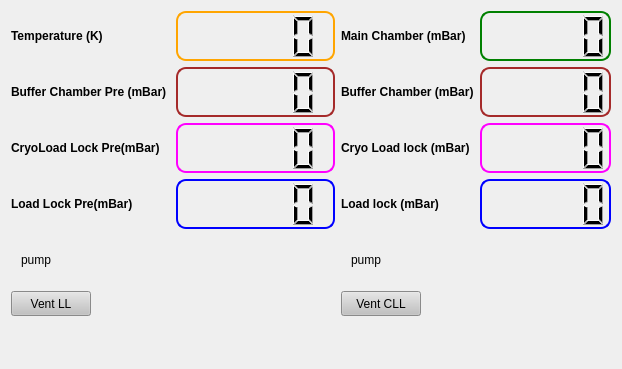
Above: pyccapt/files/PyQt6_UI/gui_pumps_vacuum.ui from mmonajem/pyoxcart before the change. Below: the same form after it.
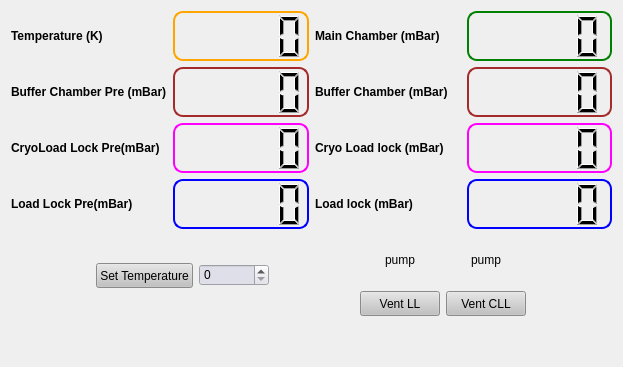
That is the form after the change.

```diff
--- a/pyccapt/files/PyQt6_UI/gui_pumps_vacuum.ui
+++ b/pyccapt/files/PyQt6_UI/gui_pumps_vacuum.ui
@@ -6,23 +6,19 @@
             <rect>
                 <x>0</x>
                 <y>0</y>
-                <width>620</width>
-                <height>369</height>
+                <width>623</width>
+                <height>367</height>
             </rect>
         </property>
         <property name="windowTitle">
             <string>Form</string>
         </property>
-        <layout class="QGridLayout" name="gridLayout_2">
+        <layout class="QGridLayout" name="gridLayout_6">
+            <item row="0" column="0">
+                <layout class="QGridLayout" name="gridLayout_5">
             <item row="0" column="0">
                 <layout class="QGridLayout" name="gridLayout">
                     <item row="0" column="0">
-                        <layout class="QVBoxLayout" name="verticalLayout_8">
-                            <item>
-                                <layout class="QHBoxLayout" name="horizontalLayout_2">
-                                    <item>
-                                        <layout class="QVBoxLayout" name="verticalLayout_4">
-                                            <item>
                                                 <widget class="QLabel" name="label_215">
                                                     <property name="font">
                                                         <font>
@@ -34,7 +30,31 @@
                                                     </property>
                                                 </widget>
                                             </item>
-                                            <item>
+                            <item row="0" column="1">
+                                <widget class="QLCDNumber" name="temp">
+                                    <property name="sizePolicy">
+                                        <sizepolicy hsizetype="Preferred" vsizetype="Preferred">
+                                            <horstretch>0</horstretch>
+                                            <verstretch>0</verstretch>
+                                        </sizepolicy>
+                                    </property>
+                                    <property name="minimumSize">
+                                        <size>
+                                            <width>100</width>
+                                            <height>50</height>
+                                        </size>
+                                    </property>
+                                    <property name="styleSheet">
+                                        <string notr="true">QLCDNumber{
+                                                            border: 2px solid orange;
+                                                            border-radius: 10px;
+                                                            padding: 0 8px;
+                                                            }
+                                        </string>
+                                    </property>
+                                </widget>
+                            </item>
+                            <item row="1" column="0">
                                                 <widget class="QLabel" name="label_214">
                                                     <property name="font">
                                                         <font>
@@ -46,7 +66,36 @@
                                                     </property>
                                                 </widget>
                                             </item>
-                                            <item>
+                            <item row="1" column="1">
+                                <widget class="QLCDNumber" name="vacuum_buffer_back">
+                                    <property name="sizePolicy">
+                                        <sizepolicy hsizetype="Preferred" vsizetype="Preferred">
+                                            <horstretch>0</horstretch>
+                                            <verstretch>0</verstretch>
+                                        </sizepolicy>
+                                    </property>
+                                    <property name="minimumSize">
+                                        <size>
+                                            <width>100</width>
+                                            <height>50</height>
+                                        </size>
+                                    </property>
+                                    <property name="font">
+                                        <font>
+                                            <pointsize>8</pointsize>
+                                        </font>
+                                    </property>
+                                    <property name="styleSheet">
+                                        <string notr="true">QLCDNumber{
+                                                            border: 2px solid brown;
+                                                            border-radius: 10px;
+                                                            padding: 0 8px;
+                                                            }
+                                                        </string>
+                                    </property>
+                                </widget>
+                            </item>
+                            <item row="2" column="0">
                                                 <widget class="QLabel" name="label_217">
                                                     <property name="font">
                                                         <font>
@@ -58,7 +107,31 @@
                                                     </property>
                                                 </widget>
                                             </item>
-                                            <item>
+                            <item row="2" column="1">
+                                <widget class="QLCDNumber" name="vacuum_cryo_load_lock_back">
+                                    <property name="sizePolicy">
+                                        <sizepolicy hsizetype="Preferred" vsizetype="Preferred">
+                                            <horstretch>0</horstretch>
+                                            <verstretch>0</verstretch>
+                                        </sizepolicy>
+                                    </property>
+                                    <property name="minimumSize">
+                                        <size>
+                                            <width>100</width>
+                                            <height>50</height>
+                                        </size>
+                                    </property>
+                                    <property name="styleSheet">
+                                        <string notr="true">QLCDNumber{
+                                                            border: 2px solid magenta;
+                                                            border-radius: 10px;
+                                                            padding: 0 8px;
+                                                            }
+                                                        </string>
+                                    </property>
+                                </widget>
+                            </item>
+                            <item row="3" column="0">
                                                 <widget class="QLabel" name="label_213">
                                                     <property name="font">
                                                         <font>
@@ -70,88 +143,7 @@
                                                     </property>
                                                 </widget>
                                             </item>
-                                        </layout>
-                                    </item>
-                                    <item>
-                                        <layout class="QVBoxLayout" name="verticalLayout_3">
-                                            <item>
-                                                <widget class="QLCDNumber" name="temp">
-                                                    <property name="sizePolicy">
-                                                        <sizepolicy hsizetype="Preferred" vsizetype="Preferred">
-                                                            <horstretch>0</horstretch>
-                                                            <verstretch>0</verstretch>
-                                                        </sizepolicy>
-                                                    </property>
-                                                    <property name="minimumSize">
-                                                        <size>
-                                                            <width>100</width>
-                                                            <height>50</height>
-                                                        </size>
-                                                    </property>
-                                                    <property name="styleSheet">
-                                                        <string notr="true">QLCDNumber{
-                                                            border: 2px solid orange;
-                                                            border-radius: 10px;
-                                                            padding: 0 8px;
-                                                            }
-                                        </string>
-                                                    </property>
-                                                </widget>
-                                            </item>
-                                            <item>
-                                                <widget class="QLCDNumber" name="vacuum_buffer_back">
-                                                    <property name="sizePolicy">
-                                                        <sizepolicy hsizetype="Preferred" vsizetype="Preferred">
-                                                            <horstretch>0</horstretch>
-                                                            <verstretch>0</verstretch>
-                                                        </sizepolicy>
-                                                    </property>
-                                                    <property name="minimumSize">
-                                                        <size>
-                                                            <width>100</width>
-                                                            <height>50</height>
-                                                        </size>
-                                                    </property>
-                                                    <property name="font">
-                                                        <font>
-                                                            <pointsize>8</pointsize>
-                                                        </font>
-                                                    </property>
-                                                    <property name="styleSheet">
-                                                        <string notr="true">QLCDNumber{
-                                                            border: 2px solid brown;
-                                                            border-radius: 10px;
-                                                            padding: 0 8px;
-                                                            }
-                                                        </string>
-                                                    </property>
-                                                </widget>
-                                            </item>
-                                            <item>
-                                                <widget class="QLCDNumber" name="vacuum_cryo_load_lock_back">
-                                                    <property name="sizePolicy">
-                                                        <sizepolicy hsizetype="Preferred" vsizetype="Preferred">
-                                                            <horstretch>0</horstretch>
-                                                            <verstretch>0</verstretch>
-                                                        </sizepolicy>
-                                                    </property>
-                                                    <property name="minimumSize">
-                                                        <size>
-                                                            <width>100</width>
-                                                            <height>50</height>
-                                                        </size>
-                                                    </property>
-                                                    <property name="styleSheet">
-                                                        <string notr="true">QLCDNumber{
-                                                            border: 2px solid magenta;
-                                                            border-radius: 10px;
-                                                            padding: 0 8px;
-                                                            }
-                                                        </string>
-                                                    </property>
-                                                </widget>
-                                            </item>
-                                            <item>
+                            <item row="3" column="1">
                                                 <widget class="QLCDNumber" name="vacuum_load_lock_back">
                                                     <property name="sizePolicy">
                                                         <sizepolicy hsizetype="Preferred" vsizetype="Preferred">
@@ -177,68 +169,9 @@
                                             </item>
                                         </layout>
                                     </item>
-                                </layout>
-                            </item>
-                            <item>
-                                <layout class="QVBoxLayout" name="verticalLayout_6">
-                                    <item alignment="Qt::AlignLeft">
-                                        <widget class="QLabel" name="led_pump_load_lock">
-                                            <property name="minimumSize">
-                                                <size>
-                                                    <width>50</width>
-                                                    <height>50</height>
-                                                </size>
-                                            </property>
-                                            <property name="maximumSize">
-                                                <size>
-                                                    <width>50</width>
-                                                    <height>50</height>
-                                                </size>
-                                            </property>
-                                            <property name="text">
-                                                <string>pump</string>
-                                            </property>
-                                            <property name="alignment">
-                                                <set>Qt::AlignCenter</set>
-                                            </property>
-                                        </widget>
-                                    </item>
-                                    <item>
-                                        <widget class="QPushButton" name="pump_load_lock_switch">
-                                            <property name="sizePolicy">
-                                                <sizepolicy hsizetype="Fixed" vsizetype="Fixed">
-                                                    <horstretch>0</horstretch>
-                                                    <verstretch>0</verstretch>
-                                                </sizepolicy>
-                                            </property>
-                                            <property name="minimumSize">
-                                                <size>
-                                                    <width>0</width>
-                                                    <height>25</height>
-                                                </size>
-                                            </property>
-                                            <property name="styleSheet">
-                                                <string notr="true">QPushButton{
-                                            background: rgb(193, 193, 193)
-                                            }
-                                        </string>
-                                            </property>
-                                            <property name="text">
-                                                <string>Vent LL</string>
-                                            </property>
-                                        </widget>
-                                    </item>
-                                </layout>
-                            </item>
-                        </layout>
-                    </item>
                     <item row="0" column="1">
-                        <layout class="QVBoxLayout" name="verticalLayout_7">
-                            <item>
-                                <layout class="QHBoxLayout" name="horizontalLayout">
-                                    <item>
-                                        <layout class="QVBoxLayout" name="verticalLayout_2">
-                                            <item>
+                        <layout class="QGridLayout" name="gridLayout_2">
+                            <item row="0" column="0">
                                                 <widget class="QLabel" name="label_212">
                                                     <property name="font">
                                                         <font>
@@ -250,7 +183,36 @@
                                                     </property>
                                                 </widget>
                                             </item>
-                                            <item>
+                            <item row="0" column="1">
+                                <widget class="QLCDNumber" name="vacuum_main">
+                                    <property name="sizePolicy">
+                                        <sizepolicy hsizetype="Preferred" vsizetype="Preferred">
+                                            <horstretch>0</horstretch>
+                                            <verstretch>0</verstretch>
+                                        </sizepolicy>
+                                    </property>
+                                    <property name="minimumSize">
+                                        <size>
+                                            <width>100</width>
+                                            <height>50</height>
+                                        </size>
+                                    </property>
+                                    <property name="font">
+                                        <font>
+                                            <pointsize>9</pointsize>
+                                        </font>
+                                    </property>
+                                    <property name="styleSheet">
+                                        <string notr="true">QLCDNumber{
+                                            border: 2px solid green;
+                                            border-radius: 10px;
+                                            padding: 0 8px;
+                                            }
+                                        </string>
+                                    </property>
+                                </widget>
+                            </item>
+                            <item row="1" column="0">
                                                 <widget class="QLabel" name="label_211">
                                                     <property name="font">
                                                         <font>
@@ -262,7 +224,36 @@
                                                     </property>
                                                 </widget>
                                             </item>
-                                            <item>
+                            <item row="1" column="1">
+                                <widget class="QLCDNumber" name="vacuum_buffer">
+                                    <property name="sizePolicy">
+                                        <sizepolicy hsizetype="Preferred" vsizetype="Preferred">
+                                            <horstretch>0</horstretch>
+                                            <verstretch>0</verstretch>
+                                        </sizepolicy>
+                                    </property>
+                                    <property name="minimumSize">
+                                        <size>
+                                            <width>100</width>
+                                            <height>50</height>
+                                        </size>
+                                    </property>
+                                    <property name="font">
+                                        <font>
+                                            <pointsize>8</pointsize>
+                                        </font>
+                                    </property>
+                                    <property name="styleSheet">
+                                        <string notr="true">QLCDNumber{
+                                            border: 2px solid brown;
+                                            border-radius: 10px;
+                                            padding: 0 8px;
+                                            }
+                                        </string>
+                                    </property>
+                                </widget>
+                            </item>
+                            <item row="2" column="0">
                                                 <widget class="QLabel" name="label_216">
                                                     <property name="font">
                                                         <font>
@@ -274,7 +265,31 @@
                                                     </property>
                                                 </widget>
                                             </item>
-                                            <item>
+                            <item row="2" column="1">
+                                <widget class="QLCDNumber" name="vacuum_cryo_load_lock">
+                                    <property name="sizePolicy">
+                                        <sizepolicy hsizetype="Preferred" vsizetype="Preferred">
+                                            <horstretch>0</horstretch>
+                                            <verstretch>0</verstretch>
+                                        </sizepolicy>
+                                    </property>
+                                    <property name="minimumSize">
+                                        <size>
+                                            <width>100</width>
+                                            <height>50</height>
+                                        </size>
+                                    </property>
+                                    <property name="styleSheet">
+                                        <string notr="true">QLCDNumber{
+                                            border: 2px solid magenta;
+                                            border-radius: 10px;
+                                            padding: 0 8px;
+                                            }
+                                        </string>
+                                    </property>
+                                </widget>
+                            </item>
+                            <item row="3" column="0">
                                                 <widget class="QLabel" name="label_210">
                                                     <property name="font">
                                                         <font>
@@ -286,93 +301,7 @@
                                                     </property>
                                                 </widget>
                                             </item>
-                                        </layout>
-                                    </item>
-                                    <item>
-                                        <layout class="QVBoxLayout" name="verticalLayout">
-                                            <item>
-                                                <widget class="QLCDNumber" name="vacuum_main">
-                                                    <property name="sizePolicy">
-                                                        <sizepolicy hsizetype="Preferred" vsizetype="Preferred">
-                                                            <horstretch>0</horstretch>
-                                                            <verstretch>0</verstretch>
-                                                        </sizepolicy>
-                                                    </property>
-                                                    <property name="minimumSize">
-                                                        <size>
-                                                            <width>100</width>
-                                                            <height>50</height>
-                                                        </size>
-                                                    </property>
-                                                    <property name="font">
-                                                        <font>
-                                                            <pointsize>9</pointsize>
-                                                        </font>
-                                                    </property>
-                                                    <property name="styleSheet">
-                                                        <string notr="true">QLCDNumber{
-                                                            border: 2px solid green;
-                                            border-radius: 10px;
-                                            padding: 0 8px;
-                                            }
-                                        </string>
-                                                    </property>
-                                                </widget>
-                                            </item>
-                                            <item>
-                                                <widget class="QLCDNumber" name="vacuum_buffer">
-                                                    <property name="sizePolicy">
-                                                        <sizepolicy hsizetype="Preferred" vsizetype="Preferred">
-                                                            <horstretch>0</horstretch>
-                                                            <verstretch>0</verstretch>
-                                                        </sizepolicy>
-                                                    </property>
-                                                    <property name="minimumSize">
-                                                        <size>
-                                                            <width>100</width>
-                                                            <height>50</height>
-                                                        </size>
-                                                    </property>
-                                                    <property name="font">
-                                                        <font>
-                                                            <pointsize>8</pointsize>
-                                                        </font>
-                                                    </property>
-                                                    <property name="styleSheet">
-                                                        <string notr="true">QLCDNumber{
-                                                            border: 2px solid brown;
-                                                            border-radius: 10px;
-                                                            padding: 0 8px;
-                                                            }
-                                                        </string>
-                                                    </property>
-                                                </widget>
-                                            </item>
-                                            <item>
-                                                <widget class="QLCDNumber" name="vacuum_cryo_load_lock">
-                                                    <property name="sizePolicy">
-                                                        <sizepolicy hsizetype="Preferred" vsizetype="Preferred">
-                                                            <horstretch>0</horstretch>
-                                                            <verstretch>0</verstretch>
-                                                        </sizepolicy>
-                                                    </property>
-                                                    <property name="minimumSize">
-                                                        <size>
-                                                            <width>100</width>
-                                                            <height>50</height>
-                                                        </size>
-                                                    </property>
-                                                    <property name="styleSheet">
-                                                        <string notr="true">QLCDNumber{
-                                                            border: 2px solid magenta;
-                                            border-radius: 10px;
-                                            padding: 0 8px;
-                                            }
-                                        </string>
-                                                    </property>
-                                                </widget>
-                                            </item>
-                                            <item>
+                            <item row="3" column="1">
                                                 <widget class="QLCDNumber" name="vacuum_load_lock">
                                                     <property name="sizePolicy">
                                                         <sizepolicy hsizetype="Preferred" vsizetype="Preferred">
@@ -398,11 +327,78 @@
                                             </item>
                                         </layout>
                                     </item>
+                    <item row="1" column="0" colspan="2">
+                        <layout class="QGridLayout" name="gridLayout_4">
+                            <item row="0" column="0">
+                                <layout class="QHBoxLayout" name="horizontalLayout_3">
+                                    <item>
+                                        <widget class="QPushButton" name="set_temperature">
+                                            <property name="sizePolicy">
+                                                <sizepolicy hsizetype="Fixed" vsizetype="Fixed">
+                                                    <horstretch>0</horstretch>
+                                                    <verstretch>0</verstretch>
+                                                </sizepolicy>
+                                            </property>
+                                            <property name="minimumSize">
+                                                <size>
+                                                    <width>0</width>
+                                                    <height>25</height>
+                                                </size>
+                                            </property>
+                                            <property name="styleSheet">
+                                                <string notr="true">QPushButton{
+                                                    background: rgb(193, 193, 193)
+                                            }
+                                        </string>
+                                            </property>
+                                            <property name="text">
+                                                <string>Set Temperature</string>
+                                            </property>
+                                        </widget>
+                                    </item>
+                                    <item>
+                                        <widget class="QSpinBox" name="target_tempreature">
+                                            <property name="maximumSize">
+                                                <size>
+                                                    <width>70</width>
+                                                    <height>16777215</height>
+                                                </size>
+                                            </property>
+                                            <property name="styleSheet">
+                                                <string notr="true">QSpinBox{
+                                                    background: rgb(223,223,233)
+                                                    }
+                                                </string>
+                                            </property>
+                                        </widget>
+                                    </item>
                                 </layout>
                             </item>
-                            <item>
-                                <layout class="QVBoxLayout" name="verticalLayout_5">
-                                    <item>
+                            <item row="0" column="1">
+                                <layout class="QGridLayout" name="gridLayout_3">
+                                    <item row="0" column="0" alignment="Qt::AlignHCenter">
+                                        <widget class="QLabel" name="led_pump_load_lock">
+                                            <property name="minimumSize">
+                                                <size>
+                                                    <width>50</width>
+                                                    <height>50</height>
+                                                </size>
+                                            </property>
+                                            <property name="maximumSize">
+                                                <size>
+                                                    <width>50</width>
+                                                    <height>50</height>
+                                                </size>
+                                            </property>
+                                            <property name="text">
+                                                <string>pump</string>
+                                            </property>
+                                            <property name="alignment">
+                                                <set>Qt::AlignCenter</set>
+                                            </property>
+                                        </widget>
+                                    </item>
+                                    <item row="0" column="1" alignment="Qt::AlignHCenter">
                                         <widget class="QLabel" name="led_pump_cryo_load_lock">
                                             <property name="minimumSize">
                                                 <size>
@@ -424,7 +420,32 @@
                                             </property>
                                         </widget>
                                     </item>
-                                    <item>
+                                    <item row="1" column="0">
+                                        <widget class="QPushButton" name="pump_load_lock_switch">
+                                            <property name="sizePolicy">
+                                                <sizepolicy hsizetype="Fixed" vsizetype="Fixed">
+                                                    <horstretch>0</horstretch>
+                                                    <verstretch>0</verstretch>
+                                                </sizepolicy>
+                                            </property>
+                                            <property name="minimumSize">
+                                                <size>
+                                                    <width>0</width>
+                                                    <height>25</height>
+                                                </size>
+                                            </property>
+                                            <property name="styleSheet">
+                                                <string notr="true">QPushButton{
+                                                    background: rgb(193, 193, 193)
+                                                    }
+                                                </string>
+                                            </property>
+                                            <property name="text">
+                                                <string>Vent LL</string>
+                                            </property>
+                                        </widget>
+                                    </item>
+                                    <item row="1" column="1">
                                         <widget class="QPushButton" name="pump_cryo_load_lock_switch">
                                             <property name="sizePolicy">
                                                 <sizepolicy hsizetype="Fixed" vsizetype="Fixed">
@@ -453,7 +474,7 @@
                             </item>
                         </layout>
                     </item>
-                    <item row="1" column="0" colspan="2">
+                    <item row="2" column="0" colspan="2">
                         <widget class="QLabel" name="Error">
                             <property name="minimumSize">
                                 <size>
```
Left out of the diff: 5 changed lines with no effect on the pictures. Lines whose indentation alone changed are shown as unchanged.
